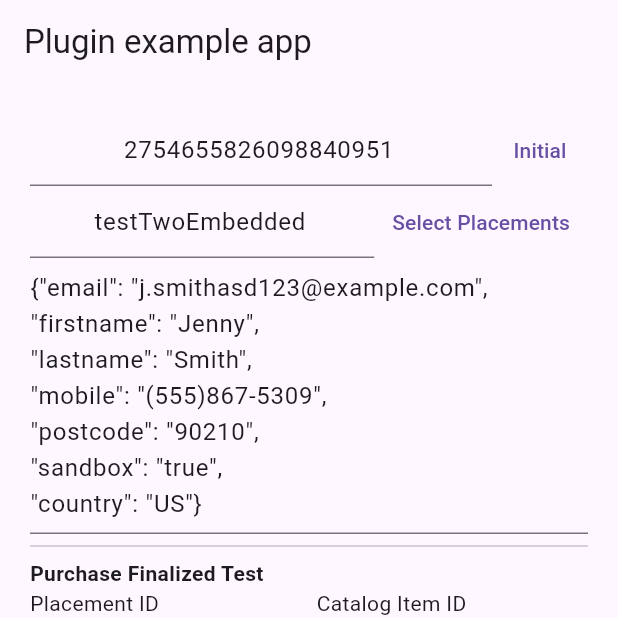
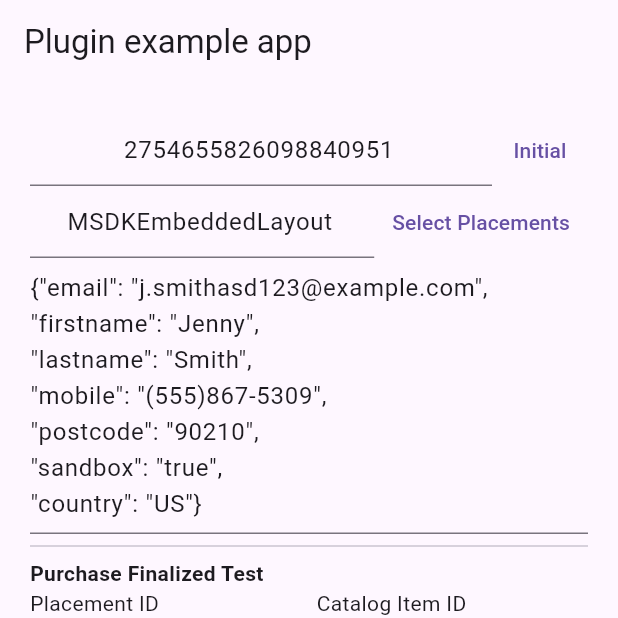
Before and after one commit to ROKT/rokt-sdk-flutter, a Flutter app: the screen it shows after launch, on a phone screen of 412 x 824 dp, the top half of it. Run offline on Flutter 3.47's test engine with Material 3 defaults, Android fonts, the phone set to English and light mode, and no system bars.

Commit message:
update example app view id to new layout

```diff
--- a/example/lib/assets/constants.dart
+++ b/example/lib/assets/constants.dart
@@ -1,5 +1,5 @@
 const String defaultTagId = "2754655826098840951";
-const String defaultViewName = "testTwoEmbedded";
+const String defaultViewName = "MSDKEmbeddedLayout";
 const String defaultAttributes = """{"email": "j.smithasd123@example.com",
 "firstname": "Jenny",
 "lastname": "Smith",
```
